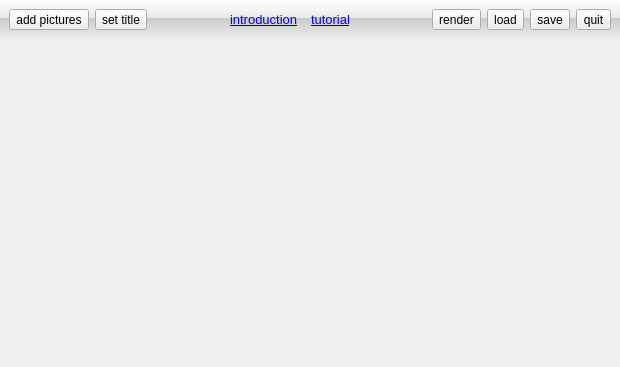
enricoros/fotowall, file FotoWall.ui: the form before one commit.
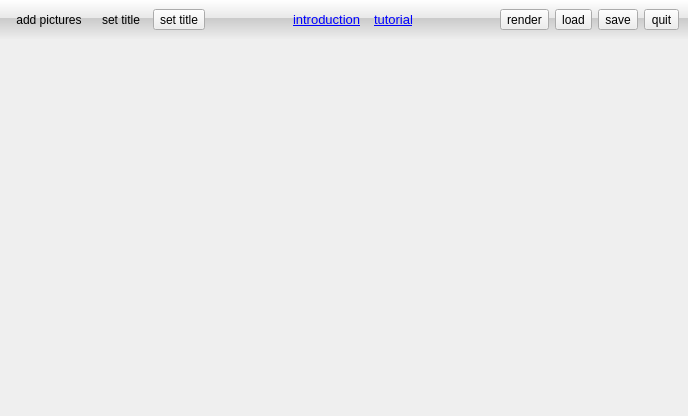
The form after the commit. Icons and pictures are not drawn.

Diff of the .ui file:
```diff
--- a/FotoWall.ui
+++ b/FotoWall.ui
@@ -6,8 +6,8 @@
    <rect>
     <x>0</x>
     <y>0</y>
-    <width>620</width>
-    <height>367</height>
+    <width>688</width>
+    <height>416</height>
    </rect>
   </property>
   <property name="windowTitle">
@@ -40,8 +40,40 @@
          <iconset resource="fotowall.qrc">
           <normaloff>:/data/action-add.png</normaloff>:/data/action-add.png</iconset>
         </property>
+        <property name="iconSize">
+         <size>
+          <width>64</width>
+          <height>64</height>
+         </size>
+        </property>
         <property name="toolButtonStyle">
-         <enum>Qt::ToolButtonTextBesideIcon</enum>
+         <enum>Qt::ToolButtonIconOnly</enum>
+        </property>
+        <property name="autoRaise">
+         <bool>true</bool>
+        </property>
+       </widget>
+      </item>
+      <item>
+       <widget class="QToolButton" name="addText">
+        <property name="text">
+         <string>set title</string>
+        </property>
+        <property name="icon">
+         <iconset resource="fotowall.qrc">
+          <normaloff>:/data/button-add-text.png</normaloff>:/data/button-add-text.png</iconset>
+        </property>
+        <property name="iconSize">
+         <size>
+          <width>64</width>
+          <height>64</height>
+         </size>
+        </property>
+        <property name="toolButtonStyle">
+         <enum>Qt::ToolButtonIconOnly</enum>
+        </property>
+        <property name="autoRaise">
+         <bool>true</bool>
         </property>
        </widget>
       </item>
@@ -55,7 +87,7 @@
           <normaloff>:/data/action-add.png</normaloff>:/data/action-add.png</iconset>
         </property>
         <property name="toolButtonStyle">
-         <enum>Qt::ToolButtonTextBesideIcon</enum>
+         <enum>Qt::ToolButtonIconOnly</enum>
         </property>
        </widget>
       </item>
```
Left out of the diff: 6 changed lines with no effect on the pictures.
